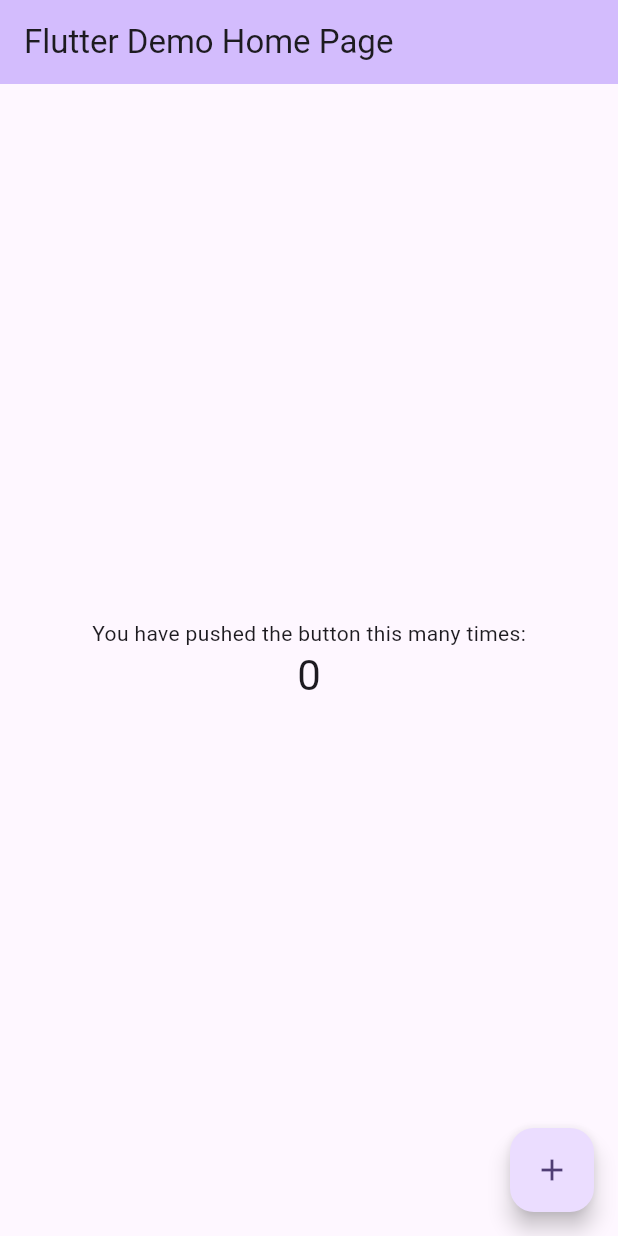
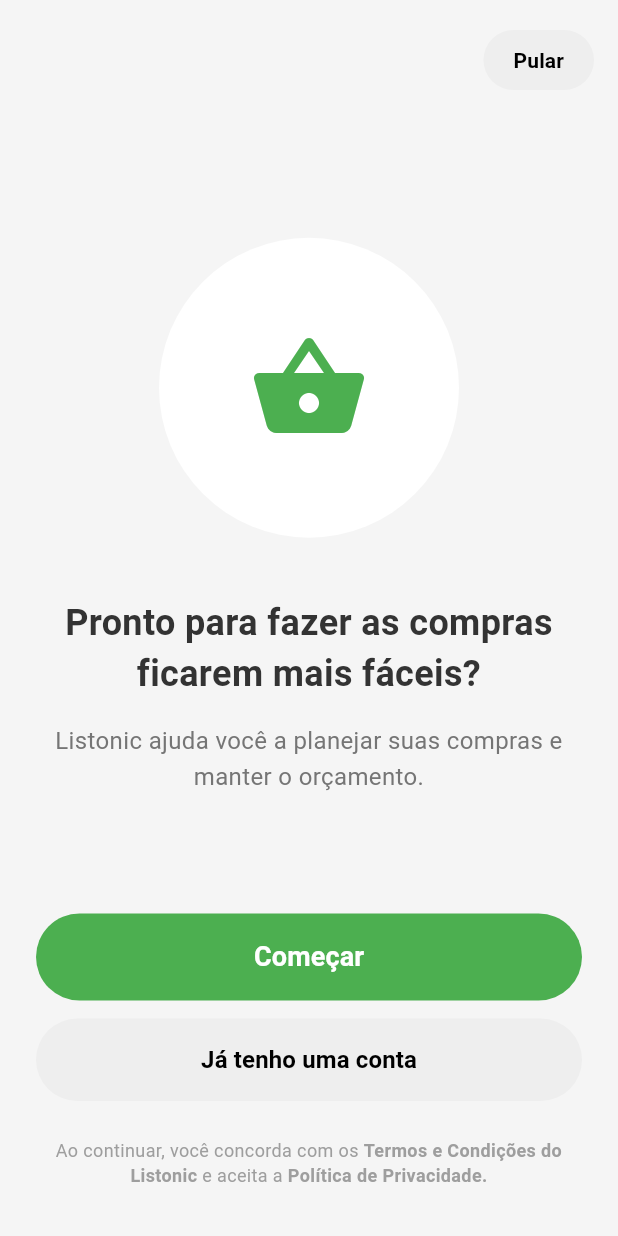
Before and after one commit to caneto/Lista_de_compras, a Flutter app: the screen it shows after launch, on a phone screen of 412 x 824 dp. Run offline on Flutter 3.47's test engine with Material 3 defaults, Android fonts, the phone set to English and light mode, and no system bars; our stand-ins replace go_router.

Commit message:
Previa do projeto

```diff
--- a/lista_de_compras/lib/main.dart
+++ b/lista_de_compras/lib/main.dart
@@ -1,4 +1,6 @@
 import 'package:flutter/material.dart';
+
+import 'src/router.dart';
 
 void main() {
   runApp(const MyApp());
@@ -7,116 +9,15 @@ void main() {
 class MyApp extends StatelessWidget {
   const MyApp({super.key});
 
-  // This widget is the root of your application.
   @override
   Widget build(BuildContext context) {
-    return MaterialApp(
-      title: 'Flutter Demo',
+    return MaterialApp.router(
+      title: 'Listonic Clone',
       theme: ThemeData(
-        // This is the theme of your application.
-        //
-        // TRY THIS: Try running your application with "flutter run". You'll see
-        // the application has a purple toolbar. Then, without quitting the app,
-        // try changing the seedColor in the colorScheme below to Colors.green
-        // and then invoke "hot reload" (save your changes or press the "hot
-        // reload" button in a Flutter-supported IDE, or press "r" if you used
-        // the command line to start the app).
-        //
-        // Notice that the counter didn't reset back to zero; the application
-        // state is not lost during the reload. To reset the state, use hot
-        // restart instead.
-        //
-        // This works for code too, not just values: Most code changes can be
-        // tested with just a hot reload.
-        colorScheme: .fromSeed(seedColor: Colors.deepPurple),
+        colorScheme: ColorScheme.fromSeed(seedColor: Colors.deepPurple),
+        useMaterial3: true,
       ),
-      home: const MyHomePage(title: 'Flutter Demo Home Page'),
+      routerConfig: router,
     );
   }
 }
-
-class MyHomePage extends StatefulWidget {
-  const MyHomePage({super.key, required this.title});
-
-  // This widget is the home page of your application. It is stateful, meaning
-  // that it has a State object (defined below) that contains fields that affect
-  // how it looks.
-
-  // This class is the configuration for the state. It holds the values (in this
-  // case the title) provided by the parent (in this case the App widget) and
-  // used by the build method of the State. Fields in a Widget subclass are
-  // always marked "final".
-
-  final String title;
-
-  @override
-  State<MyHomePage> createState() => _MyHomePageState();
-}
-
-class _MyHomePageState extends State<MyHomePage> {
-  int _counter = 0;
-
-  void _incrementCounter() {
-    setState(() {
-      // This call to setState tells the Flutter framework that something has
-      // changed in this State, which causes it to rerun the build method below
-      // so that the display can reflect the updated values. If we changed
-      // _counter without calling setState(), then the build method would not be
-      // called again, and so nothing would appear to happen.
-      _counter++;
-    });
-  }
-
-  @override
-  Widget build(BuildContext context) {
-    // This method is rerun every time setState is called, for instance as done
-    // by the _incrementCounter method above.
-    //
-    // The Flutter framework has been optimized to make rerunning build methods
-    // fast, so that you can just rebuild anything that needs updating rather
-    // than having to individually change instances of widgets.
-    return Scaffold(
-      appBar: AppBar(
-        // TRY THIS: Try changing the color here to a specific color (to
-        // Colors.amber, perhaps?) and trigger a hot reload to see the AppBar
-        // change color while the other colors stay the same.
-        backgroundColor: Theme.of(context).colorScheme.inversePrimary,
-        // Here we take the value from the MyHomePage object that was created by
-        // the App.build method, and use it to set our appbar title.
-        title: Text(widget.title),
-      ),
-      body: Center(
-        // Center is a layout widget. It takes a single child and positions it
-        // in the middle of the parent.
-        child: Column(
-          // Column is also a layout widget. It takes a list of children and
-          // arranges them vertically. By default, it sizes itself to fit its
-          // children horizontally, and tries to be as tall as its parent.
-          //
-          // Column has various properties to control how it sizes itself and
-          // how it positions its children. Here we use mainAxisAlignment to
-          // center the children vertically; the main axis here is the vertical
-          // axis because Columns are vertical (the cross axis would be
-          // horizontal).
-          //
-          // TRY THIS: Invoke "debug painting" (choose the "Toggle Debug Paint"
-          // action in the IDE, or press "p" in the console), to see the
-          // wireframe for each widget.
-          mainAxisAlignment: .center,
-          children: [
-            const Text('You have pushed the button this many times:'),
-            Text(
-              '$_counter',
-              style: Theme.of(context).textTheme.headlineMedium,
-            ),
-          ],
-        ),
-      ),
-      floatingActionButton: FloatingActionButton(
-        onPressed: _incrementCounter,
-        tooltip: 'Increment',
-        child: const Icon(Icons.add),
-      ),
-    );
-  }
-}
--- /dev/null
+++ b/lista_de_compras/lib/src/pages/onboarding/onboarding_page.dart
@@ -0,0 +1,178 @@
+import 'package:flutter/material.dart';
+import 'package:go_router/go_router.dart';
+
+class OnboardingPage extends StatelessWidget {
+  const OnboardingPage({super.key});
+
+  @override
+  Widget build(BuildContext context) {
+    return Scaffold(
+      backgroundColor: const Color(0xFFF5F5F5), // Light grey background
+      body: SafeArea(
+        child: Column(
+          children: [
+            // Top Bar
+            Padding(
+              padding: const EdgeInsets.all(16.0),
+              child: Align(
+                alignment: Alignment.topRight,
+                child: TextButton(
+                  style: TextButton.styleFrom(
+                    backgroundColor: Colors.grey[200],
+                    shape: RoundedRectangleBorder(
+                      borderRadius: BorderRadius.circular(20),
+                    ),
+                    padding: const EdgeInsets.symmetric(
+                      horizontal: 20,
+                      vertical: 8,
+                    ),
+                  ),
+                  onPressed: () {
+                    context.go('/notifications');
+                  },
+                  child: const Text(
+                    'Pular',
+                    style: TextStyle(
+                      color: Colors.black,
+                      fontWeight: FontWeight.w600,
+                    ),
+                  ),
+                ),
+              ),
+            ),
+
+            const Spacer(),
+
+            // Illustration Placeholder
+            // Since we don't have the asset, using a Container or Icon as placeholder
+            Container(
+              height: 200,
+              width: 200,
+              decoration: const BoxDecoration(
+                shape: BoxShape.circle,
+                color: Colors.white,
+              ),
+              child: const Center(
+                child: Icon(
+                  Icons.shopping_basket,
+                  size: 80,
+                  color: Colors.green,
+                ),
+              ),
+            ),
+
+            const SizedBox(height: 40),
+
+            // Title and Subtitle
+            Padding(
+              padding: const EdgeInsets.symmetric(horizontal: 32.0),
+              child: Column(
+                children: [
+                  const Text(
+                    'Pronto para fazer as compras ficarem mais fáceis?',
+                    textAlign: TextAlign.center,
+                    style: TextStyle(
+                      fontSize: 24,
+                      fontWeight: FontWeight.bold,
+                      color: Color(0xFF333333),
+                    ),
+                  ),
+                  const SizedBox(height: 16),
+                  Text(
+                    'Listonic ajuda você a planejar suas compras e manter o orçamento.',
+                    textAlign: TextAlign.center,
+                    style: TextStyle(
+                      fontSize: 16,
+                      color: Colors.grey[600],
+                      height: 1.5,
+                    ),
+                  ),
+                ],
+              ),
+            ),
+
+            const Spacer(),
+
+            // Action Buttons
+            Padding(
+              padding: const EdgeInsets.symmetric(horizontal: 24.0),
+              child: Column(
+                crossAxisAlignment: CrossAxisAlignment.stretch,
+                children: [
+                  ElevatedButton(
+                    onPressed: () {
+                      context.go('/notifications');
+                    },
+                    style: ElevatedButton.styleFrom(
+                      backgroundColor: const Color(0xFF4CAF50), // Green color
+                      foregroundColor: Colors.white,
+                      padding: const EdgeInsets.symmetric(vertical: 16),
+                      shape: RoundedRectangleBorder(
+                        borderRadius: BorderRadius.circular(30),
+                      ),
+                      elevation: 0,
+                    ),
+                    child: const Text(
+                      'Começar',
+                      style: TextStyle(
+                        fontSize: 18,
+                        fontWeight: FontWeight.bold,
+                      ),
+                    ),
+                  ),
+                  const SizedBox(height: 12),
+                  TextButton(
+                    onPressed: () {
+                      // Action for Login
+                    },
+                    style: TextButton.styleFrom(
+                      backgroundColor: Colors.grey[200],
+                      foregroundColor: Colors.black,
+                      padding: const EdgeInsets.symmetric(vertical: 16),
+                      shape: RoundedRectangleBorder(
+                        borderRadius: BorderRadius.circular(30),
+                      ),
+                    ),
+                    child: const Text(
+                      'Já tenho uma conta',
+                      style: TextStyle(
+                        fontSize: 16,
+                        fontWeight: FontWeight.w600,
+                      ),
+                    ),
+                  ),
+                ],
+              ),
+            ),
+
+            const SizedBox(height: 24),
+
+            // Footer
+            Padding(
+              padding: const EdgeInsets.symmetric(horizontal: 32.0),
+              child: Text.rich(
+                TextSpan(
+                  text: 'Ao continuar, você concorda com os ',
+                  style: TextStyle(fontSize: 12, color: Colors.grey[500]),
+                  children: const [
+                    TextSpan(
+                      text: 'Termos e Condições do Listonic',
+                      style: TextStyle(fontWeight: FontWeight.bold),
+                    ),
+                    TextSpan(text: ' e aceita a '),
+                    TextSpan(
+                      text: 'Política de Privacidade.',
+                      style: TextStyle(fontWeight: FontWeight.bold),
+                    ),
+                  ],
+                ),
+                textAlign: TextAlign.center,
+              ),
+            ),
+            const SizedBox(height: 32),
+          ],
+        ),
+      ),
+    );
+  }
+}
--- /dev/null
+++ b/lista_de_compras/lib/src/router.dart
@@ -0,0 +1,15 @@
+import 'package:go_router/go_router.dart';
+
+import 'pages/notification/notification_page.dart';
+import 'pages/onboarding/onboarding_page.dart';
+
+final router = GoRouter(
+  initialLocation: '/',
+  routes: [
+    GoRoute(path: '/', builder: (context, state) => const OnboardingPage()),
+    GoRoute(
+      path: '/notifications',
+      builder: (context, state) => const NotificationPage(),
+    ),
+  ],
+);
--- a/lista_de_compras/pubspec.yaml
+++ b/lista_de_compras/pubspec.yaml
@@ -34,6 +34,7 @@ dependencies:
   # The following adds the Cupertino Icons font to your application.
   # Use with the CupertinoIcons class for iOS style icons.
   cupertino_icons: ^1.0.8
+  go_router: ^17.0.1
 
 dev_dependencies:
   flutter_test:
```
Also changed, not shown: lista_de_compras/lib/src/pages/notification/notification_page.dart (added, +146 -0 lines).
